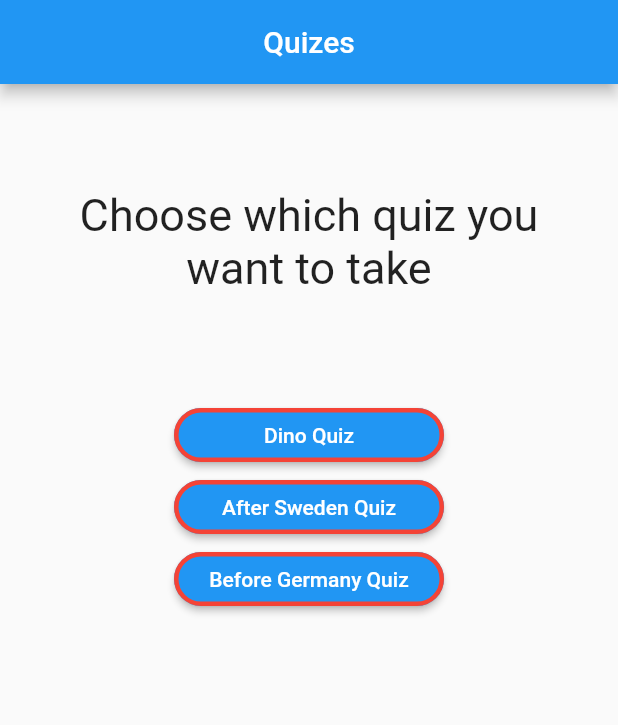
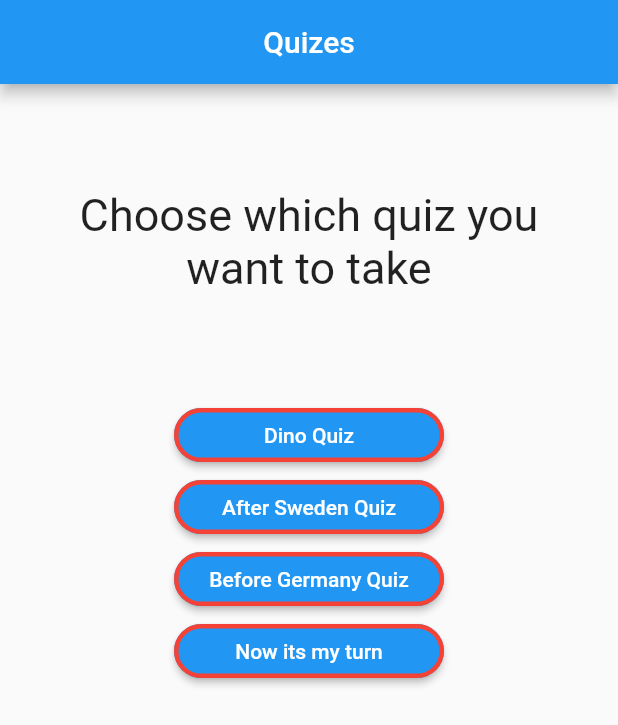
Before and after one commit to DinoM17/QuizApp, a Flutter app: the screen it shows after launch, on a phone screen of 412 x 824 dp. Shown: the top 725 px of the screen. Run offline on Flutter 3.47's test engine with Material 2 defaults, Android fonts, the phone set to English and light mode, and no system bars.

Commit message:
Dodala lejla quiz

```diff
--- a/lib/quizInfo.dart
+++ b/lib/quizInfo.dart
@@ -3,6 +3,7 @@ class QuizInfo {
     "Dino Quiz",
     "After Sweden Quiz",
     "Before Germany Quiz",
+    "Now its my turn",
   ];
   static const _afterSwedenQuiz = {
     "quiz": [
@@ -197,9 +198,86 @@ class QuizInfo {
     "notPerfectResultText": "Not perfect but I will do better next time.\n",
     "perfectResultText": "Perfect result.\n",
   };
+  static const _nowitsmyturn = {
+    "quiz": [
+      {
+        "question": "How long has Lejla had diabetes?",
+        "answers": [
+          {"text": "I dont know", "score": -10},
+          {"text": "Almost 7 years", "score": 1},
+          {"text": "More than 7 years", "score": 0},
+          {"text": "Around 5 years", "score": 0},
+        ],
+      },
+      {
+        "question": "What is Lejla's favorite meal?",
+        "answers": [
+          {"text": "Pomfrit", "score": 0},
+          {"text": "Metropolis wrap", "score": 0},
+          {"text": "Przena piletina i krompir", "score": 0},
+          {"text": "Pileca salata sa pomfritom", "score": 1},
+        ],
+      },
+      {
+        "question": "What does Lejla want to become when she grows up?",
+        "answers": [
+          {"text": "Diabetes advocate", "score": 0},
+          {"text": "Diabetes educator", "score": 0},
+          {"text": "Have a diabetes association", "score": 0},
+          {"text": "All of the above", "score": 100},
+        ],
+      },
+      {
+        "question": "What is Lejla's favorite sweet food?",
+        "answers": [
+          {"text": "Chocolate", "score": 1},
+          {"text": "Cake", "score": 0},
+          {"text": "Cinnamon rolls", "score": 0},
+          {"text": "Pancakes", "score": 0},
+        ],
+      },
+      {
+        "question": "What should you do if Lejla's blood sugars is high?",
+        "answers": [
+          {"text": "Give her something sweet", "score": -100},
+          {"text": "Give her water", "score": 0},
+          {"text": "Give her insulin", "score": 1},
+          {"text": "Make her walk", "score": 0},
+        ],
+      },
+      {
+        "question": "What does Lejla expect from you?",
+        "answers": [
+          {"text": "To send her money", "score": -100000},
+          {"text": "To buy her gifts from time to time", "score": 0},
+          {"text": "To ne zajebavat je", "score": 0},
+          {"text": "To take care of her and her diabetes ", "score": 1},
+        ],
+      },
+      {
+        "question": "What does Lejla get irritated by?",
+        "answers": [
+          {"text": "When you leave a dirty toilet", "score": 0},
+          {"text": "When you leave dirty dishes", "score": 0},
+          {"text": "When you leave the clothes unfolded", "score": 0},
+          {"text": "All of the above", "score": 1},
+        ],
+      },
+    ],
+    "rewardImage": "assets/images/final.jpg",
+    "rewardText": "Can't wait to see you again my love \n",
+    "bestResultImage": "assets/images/final.jpg",
+    "badResultImage": "assets/images/mozesbolje.jpg",
+    "okResultImage": "assets/images/mozesboolje.jpg",
+    "negativeResultImage": "assets/images/more.jpg",
+    "negativeResultText": "You're paying for the next ticket \n",
+    "notPerfectResultText": "Try again \n",
+    "perfectResultText": "I'll try to pay for the next ticket lol  \n",
+  };
   static const quizes = {
     "After Sweden Quiz": _afterSwedenQuiz,
     "Dino Quiz": _dinoQuiz,
     "Before Germany Quiz": _beforeGermanyQuiz,
+    "Now its my turn": _nowitsmyturn,
   };
 }
```
Also changed, not shown: assets/images/final.jpg (added), assets/images/more.jpg (added), assets/images/mozesbolje.jpg (added), pubspec.lock.
